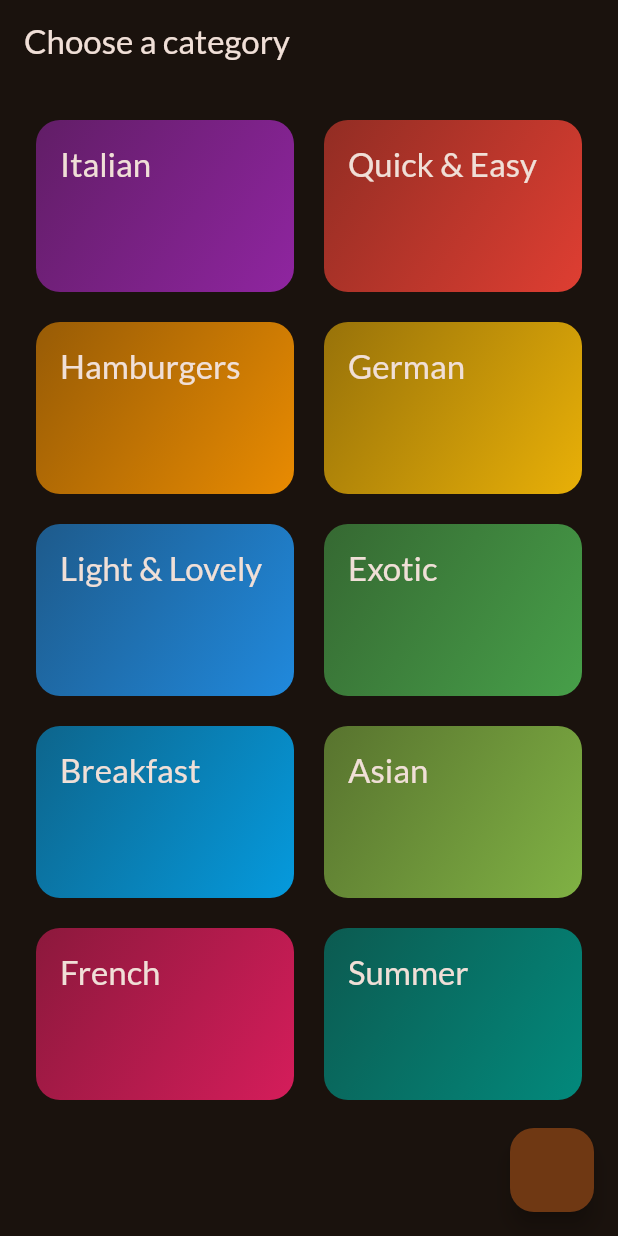
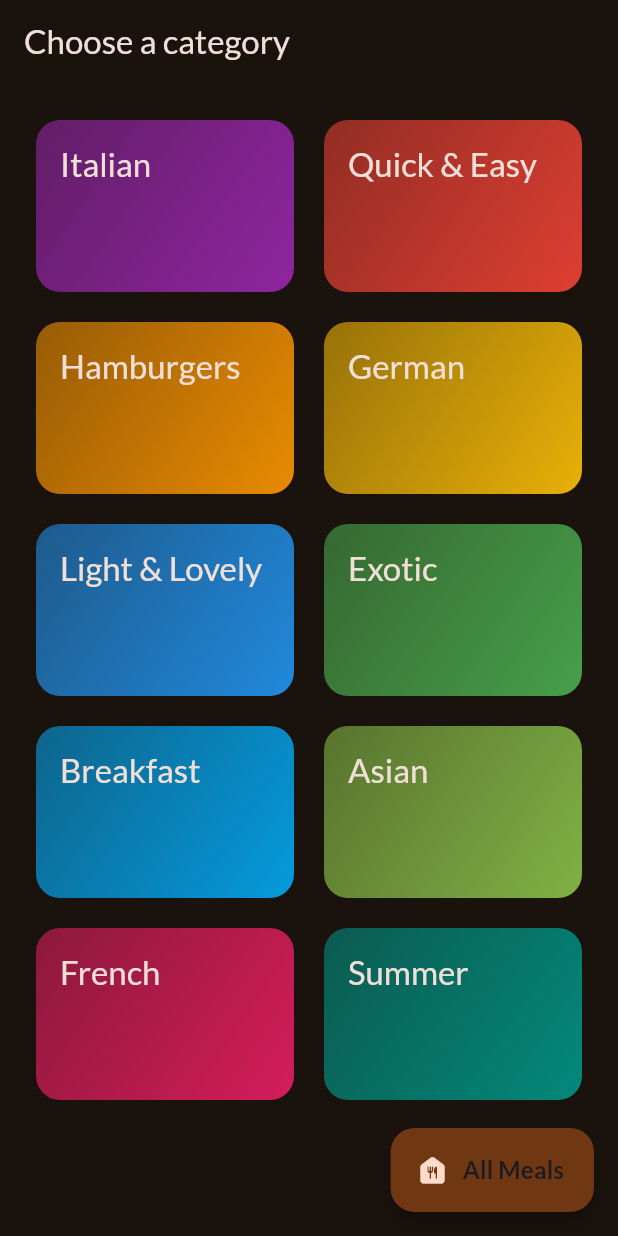
Before and after one commit to nikhil-RGB/meals-app, a Flutter app: the screen it shows after launch, on a phone screen of 412 x 824 dp. Run offline on Flutter 3.47's test engine with Material 3 defaults, Android fonts, the phone set to English and light mode, and no system bars; our stand-ins replace google_fonts.

```diff
--- a/lib/pages/CategoriesScreen.dart
+++ b/lib/pages/CategoriesScreen.dart
@@ -23,7 +23,12 @@ class CategoriesScreen extends StatelessWidget {
             ...availableCategories.map((item) => CategoryItem(category: item)),
           ],
         ),
-        floatingActionButton: FloatingActionButton(
+        floatingActionButton: FloatingActionButton.extended(
+          label: Text("All Meals",
+              style: Theme.of(context).textTheme.titleMedium!.copyWith(
+                    fontWeight: FontWeight.bold,
+                  )),
+          icon: const Icon(Icons.food_bank_rounded),
           onPressed: () {
             Navigator.push(
                 context,
```
Also changed, not shown: lib/pages/MealCard.dart (+26 -2 lines), 2 other files.
